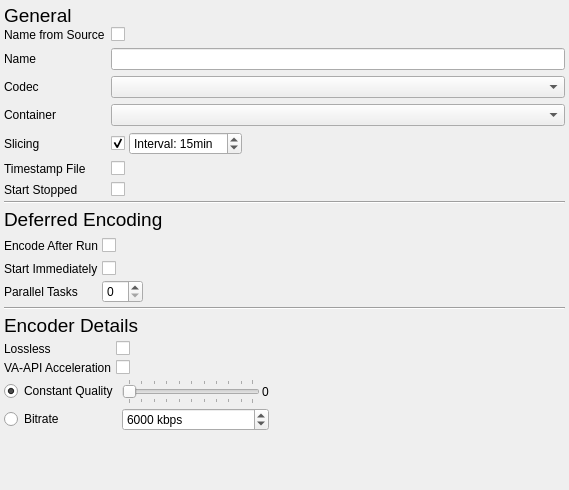
The window that modules/videorecorder/recordersettingsdialog.ui (syntalos/syntalos) describes before a commit, drawn with Qt 5.
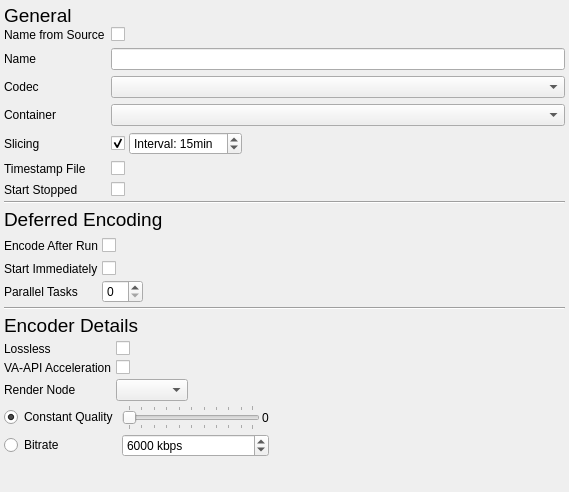
The same window after the commit. Icons and pictures are not drawn.

Commit message: videorecorder: Stop hardcoding render node used for VAAPI

Diff of the .ui file:
```diff
--- a/modules/videorecorder/recordersettingsdialog.ui
+++ b/modules/videorecorder/recordersettingsdialog.ui
@@ -7,7 +7,7 @@
     <x>0</x>
     <y>0</y>
     <width>569</width>
-    <height>490</height>
+    <height>492</height>
    </rect>
   </property>
   <property name="windowTitle">
@@ -550,6 +550,16 @@
           </property>
          </widget>
         </item>
+        <item row="2" column="0">
+         <widget class="QLabel" name="renderNodeLabel">
+          <property name="text">
+           <string>Render Node</string>
+          </property>
+         </widget>
+        </item>
+        <item row="2" column="1">
+         <widget class="QComboBox" name="renderNodeComboBox"/>
+        </item>
        </layout>
       </item>
      </layout>
```
The commit also changes 7 other files.
